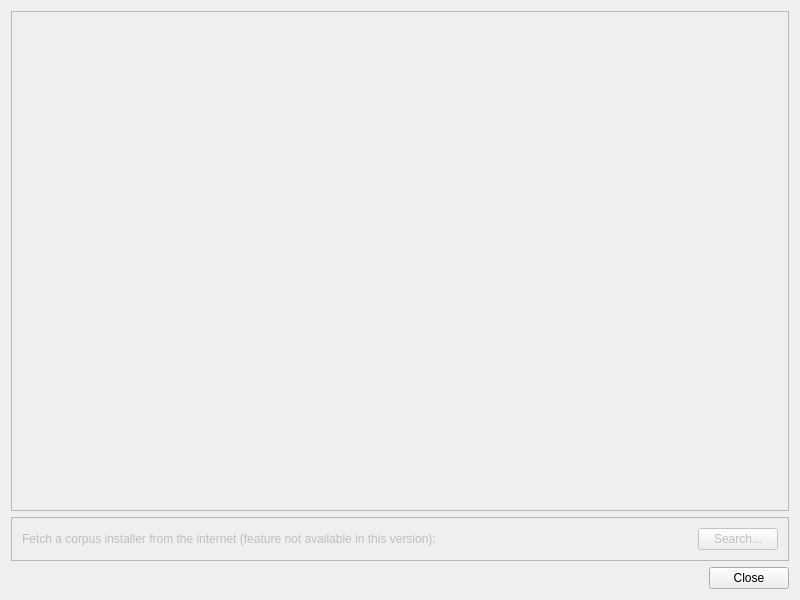
Qt form coquery/gui/corpusManager.ui (gkunter/coquery) before a commit.
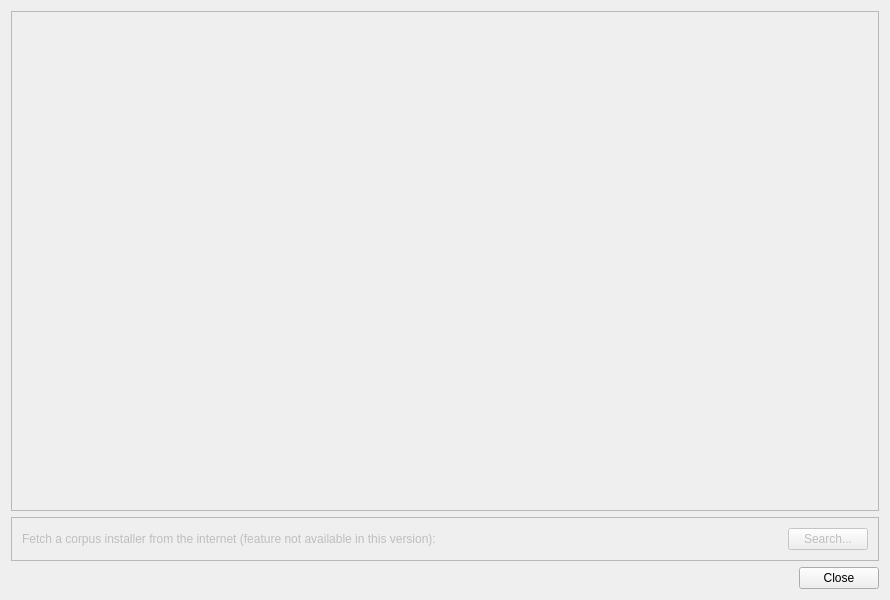
The same form after that commit.

Commit message: Do not resize dialog to fit all corpora

The edit to the form file:
```diff
--- a/coquery/gui/corpusManager.ui
+++ b/coquery/gui/corpusManager.ui
@@ -6,14 +6,14 @@
    <rect>
     <x>0</x>
     <y>0</y>
-    <width>800</width>
+    <width>890</width>
     <height>600</height>
    </rect>
   </property>
   <property name="windowTitle">
    <string>Corpus manager  – Coquery</string>
   </property>
-  <layout class="QVBoxLayout" name="verticalLayout">
+  <layout class="QVBoxLayout" name="verticalLayout" stretch="1,0,0">
    <item>
     <widget class="QFrame" name="frame_2">
      <property name="frameShape">
@@ -26,7 +26,7 @@
       <item>
        <widget class="QScrollArea" name="list_corpora">
         <property name="sizePolicy">
-         <sizepolicy hsizetype="Expanding" vsizetype="MinimumExpanding">
+         <sizepolicy hsizetype="Expanding" vsizetype="Preferred">
           <horstretch>0</horstretch>
           <verstretch>0</verstretch>
          </sizepolicy>
@@ -42,8 +42,8 @@
           <rect>
            <x>0</x>
            <y>0</y>
-           <width>778</width>
-           <height>492</height>
+           <width>868</width>
+           <height>470</height>
           </rect>
          </property>
          <layout class="QVBoxLayout" name="list_layout">
```
The commit also changes 1 other file.
